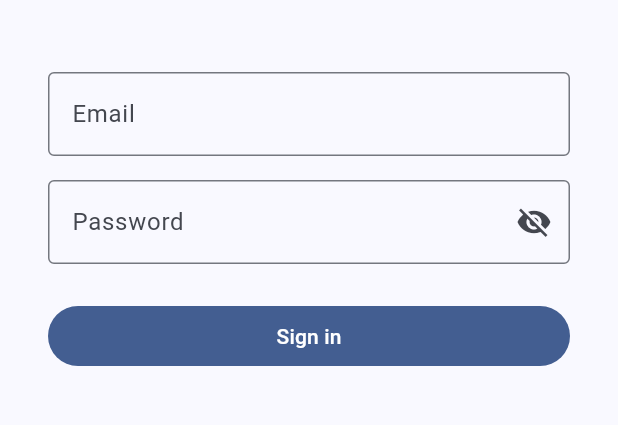
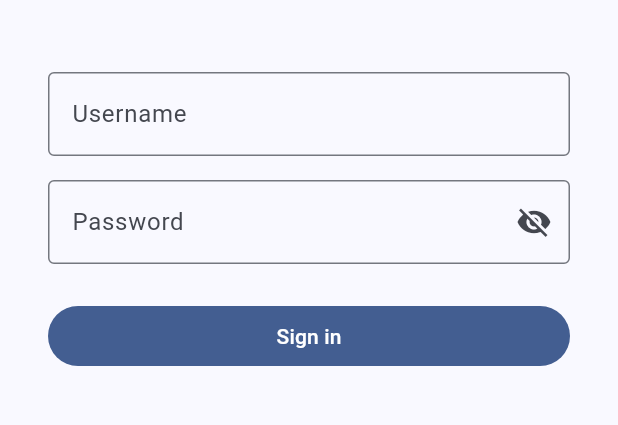
Before and after one commit to WillNash/receipt-scanner, a Flutter app: the screen it shows after launch, on a phone screen of 412 x 824 dp, the part 318-743 px from its top. Run offline on Flutter 3.47's test engine with Material 3 defaults, Android fonts, the phone set to English and light mode, and no system bars; our stand-ins replace dio, flutter_riverpod, flutter_secure_storage, go_router, image_picker; project files that could hold a hidden picture were left out.

Commit message:
login with username

```diff
--- a/mobile_new/lib/features/auth/presentation/screens/login_screen.dart
+++ b/mobile_new/lib/features/auth/presentation/screens/login_screen.dart
@@ -72,14 +72,14 @@ class _LoginScreenState extends ConsumerState<LoginScreen> {
                 TextFormField(
                   controller: _emailController,
                   decoration: const InputDecoration(
-                    labelText: 'Email',
+                    labelText: 'Username',
                     border: OutlineInputBorder(),
                   ),
-                  keyboardType: TextInputType.emailAddress,
+                  keyboardType: TextInputType.text,
                   textInputAction: TextInputAction.next,
                   autocorrect: false,
                   validator: (v) =>
-                      (v == null || v.trim().isEmpty) ? 'Enter your email' : null,
+                      (v == null || v.trim().isEmpty) ? 'Enter your username' : null,
                 ),
                 const SizedBox(height: 16),
                 TextFormField(
```
Also changed, not shown: 2 other files.
